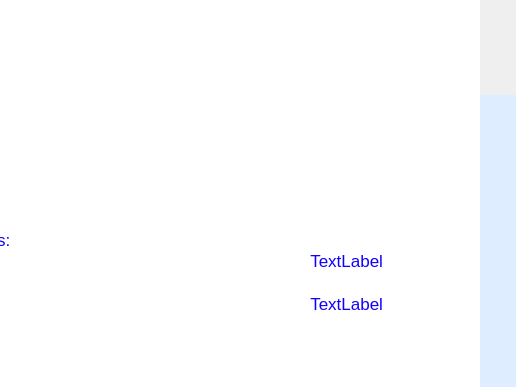
This is plugins/gui/vulnerability/reports/pdf.ui in openeuler-mirror/ks-ssr as Qt 5 draws it before an edit; both pictures show x 314 to 830 and y 281 to 668 of the 830 by 1170 pixel window. The edited form follows.
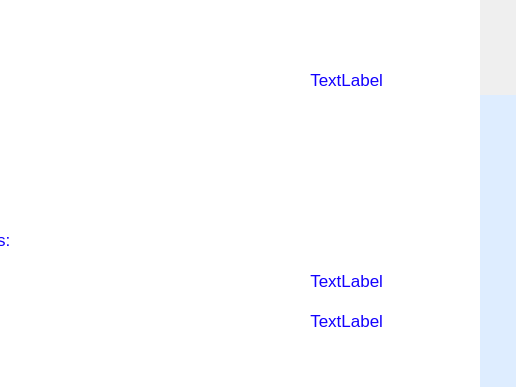
This is the edited form. Icons and pictures are not drawn.

Commit message: feature（reports）：add label m host sheet notosans - 报表加入主机名

Patch:
```diff
--- a/plugins/gui/vulnerability/reports/pdf.ui
+++ b/plugins/gui/vulnerability/reports/pdf.ui
@@ -239,6 +239,22 @@
          </property>
         </widget>
        </item>
+       <item>
+        <widget class="QLabel" name="m_host">
+         <property name="styleSheet">
+          <string notr="true">font: NotoSansCJKsc-Regular;
+font-size: 17px;
+ color: #1200ff;
+</string>
+         </property>
+         <property name="text">
+          <string>TextLabel</string>
+         </property>
+         <property name="alignment">
+          <set>Qt::AlignRight|Qt::AlignTrailing|Qt::AlignVCenter</set>
+         </property>
+        </widget>
+       </item>
        <item>
         <widget class="QLabel" name="m_IP">
          <property name="styleSheet">
```
